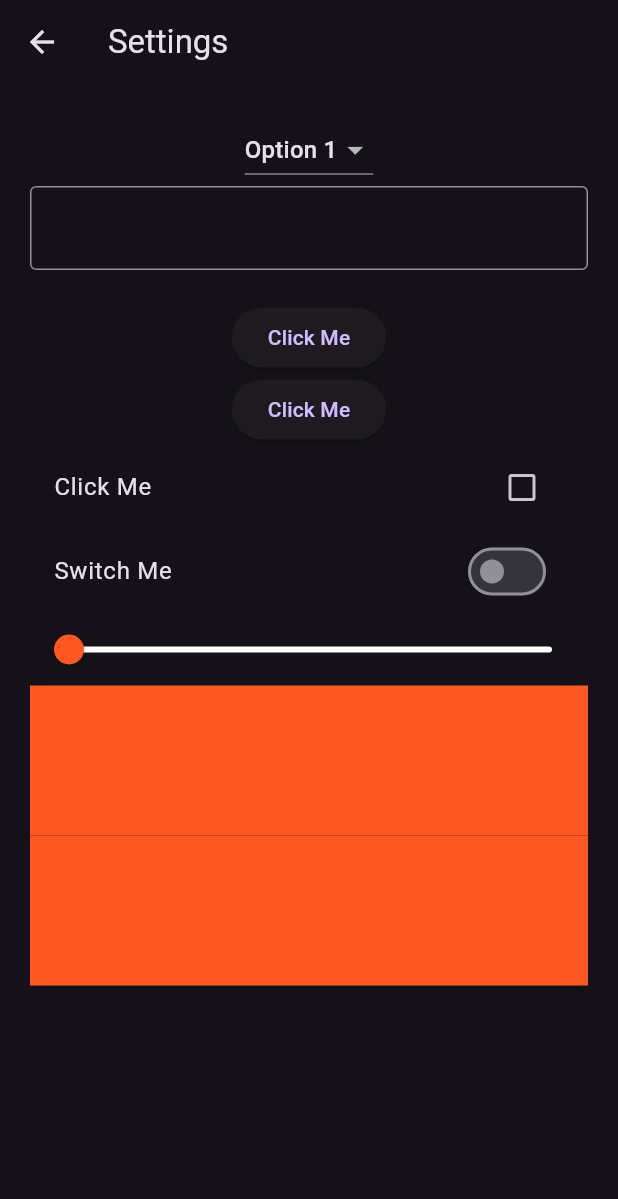
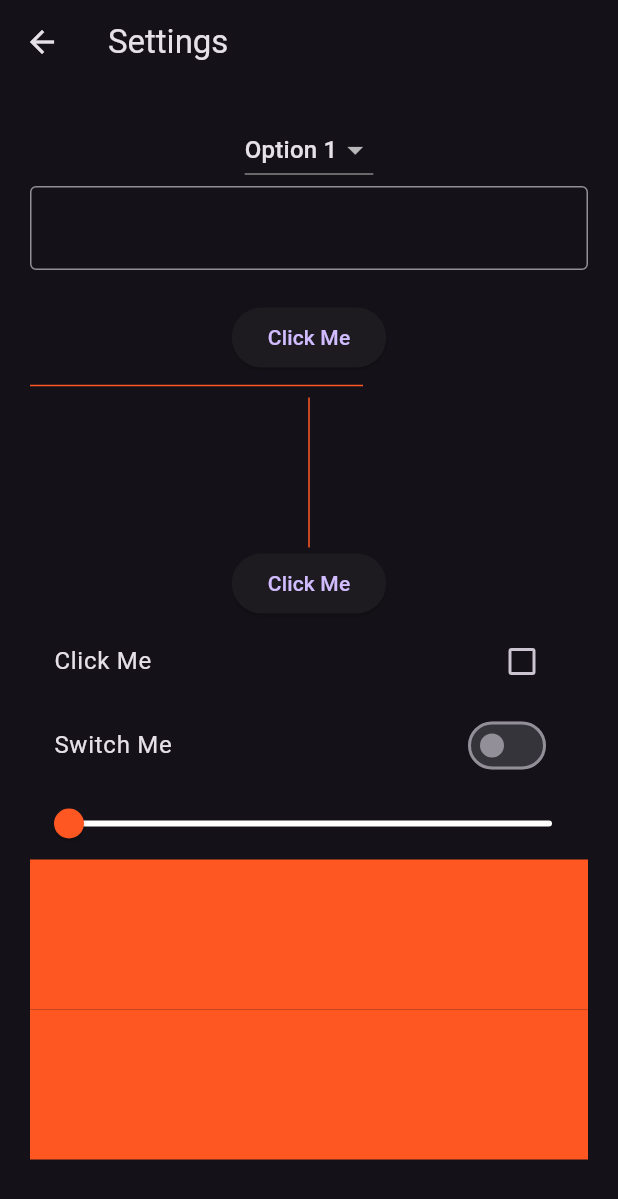
Before and after one commit to roya-zadran/flutterapp, a Flutter app: the SettingsPage screen opened directly, on a phone screen of 412 x 824 dp. Shown: the top 1199 px of the screen. Run offline on Flutter 3.47's test engine with Material 3 defaults, Android fonts, the phone set to English and light mode, and no system bars.

Commit message:
Vertical Divider

```diff
--- a/lib/views/pages/settings_page.dart
+++ b/lib/views/pages/settings_page.dart
@@ -69,6 +69,12 @@ class _SettingsPageState extends State<SettingsPage> {
                   );
                 },
                 child: Text("Click Me"),
+              ),
+              Divider(color: Colors.deepOrange, endIndent: 150, thickness: 1),
+              // Vertical Divider
+              Container(
+                height: 100,
+                child: VerticalDivider(thickness: 1, color: Colors.deepOrange),
               ),
               // AlertDialog() another kind of pop up message. AboutDialog() shows the liscense of the app.
               ElevatedButton(
```
